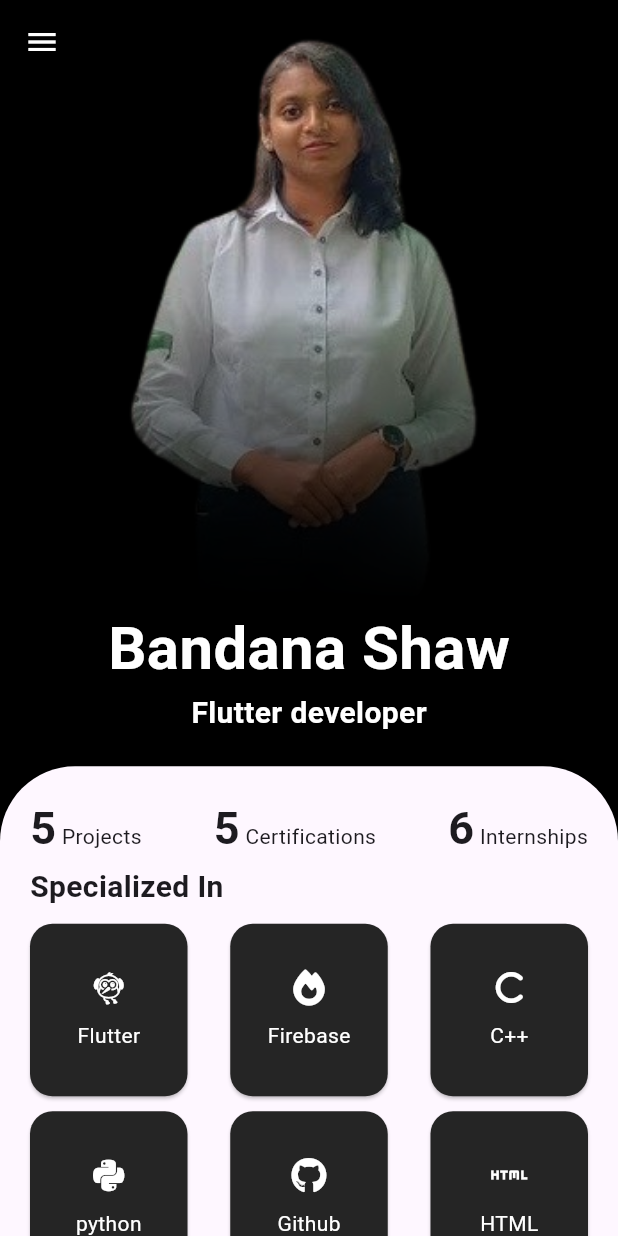
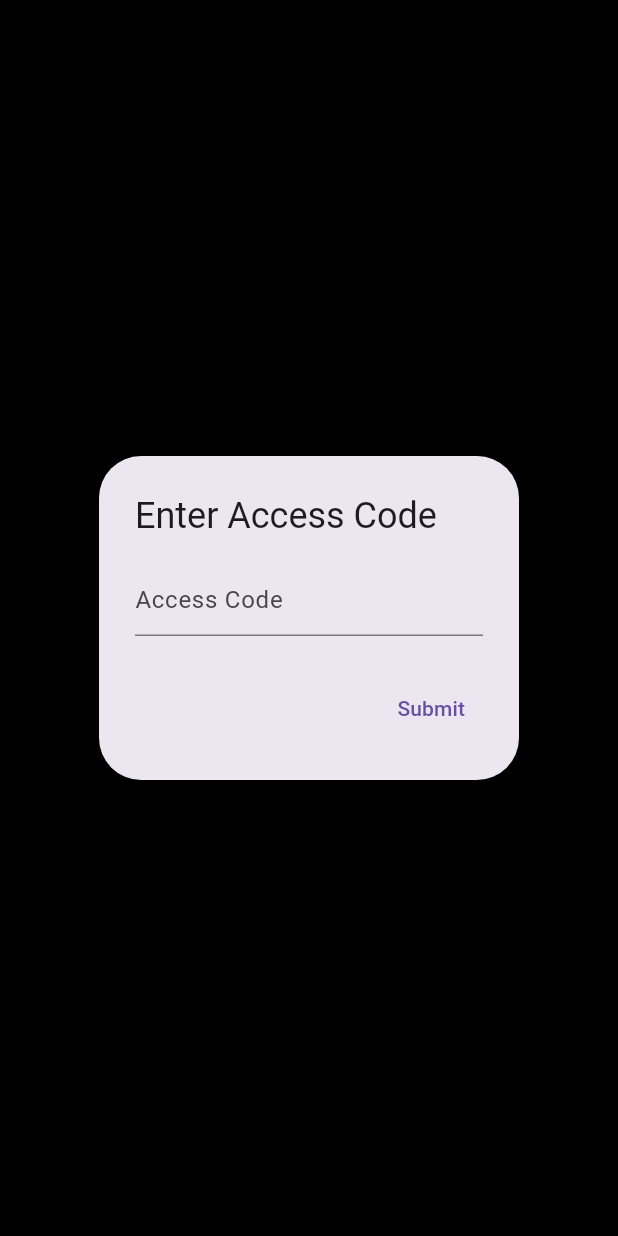
Before and after one commit to clandestine-612k/Portfolio, a Flutter app: the screen it shows after launch, on a phone screen of 412 x 824 dp. Run offline on Flutter 3.47's test engine with Material 3 defaults, Android fonts, the phone set to English and light mode, and no system bars; our stand-ins replace font_awesome_flutter, wtf_sliding_sheet.

Commit message:
Splash Screen and access code functionality added

```diff
--- a/lib/main.dart
+++ b/lib/main.dart
@@ -8,10 +8,11 @@ import 'package:portfolio/home.dart';
 import 'package:portfolio/internships.dart';
 import 'package:portfolio/miscellenaous.dart';
 import 'package:portfolio/projects.dart';
+import 'package:portfolio/splash_screen.dart';
 
 void main() {
   runApp(MaterialApp(
-      initialRoute: "home",
+      initialRoute: "splashscreen",
       debugShowCheckedModeBanner: false,
       routes: {
         "home": (context) => const Myhome(),
@@ -23,5 +24,6 @@ void main() {
         "achievements": (context) => const MyAchievements(),
         "miscellneous": (context) => const MiscellaneousPage(),
         "/contactform": (context) => ContactFormPage(),
+        "splashscreen": (context) => const SplashScreen()
       }));
 }
--- /dev/null
+++ b/lib/splash_screen.dart
@@ -0,0 +1,176 @@
+// import 'package:flutter/material.dart';
+// import 'package:flutter/services.dart';
+
+// class SplashScreen extends StatefulWidget {
+//   const SplashScreen({super.key});
+
+//   @override
+//   State<SplashScreen> createState() => _SplashScreenState();
+// }
+
+// class _SplashScreenState extends State<SplashScreen>
+//     with SingleTickerProviderStateMixin {
+//   @override
+//   void initState() {
+//     // TODO: implement initState
+//     super.initState();
+//     SystemChrome.setEnabledSystemUIMode(SystemUiMode.immersive);
+//     Future.delayed(Duration(seconds: 3), () {
+//       Navigator.pushNamed(context, "home");
+//     });
+//   }
+
+//   @override
+//   void dispose() {
+//     // TODO: implement dispose
+//     SystemChrome.setEnabledSystemUIMode(SystemUiMode.manual,
+//         overlays: SystemUiOverlay.values);
+//     super.dispose();
+//   }
+
+//   @override
+//   Widget build(BuildContext context) {
+//     return Scaffold(
+//       body: Container(
+//         width: double.infinity,
+//         decoration: const BoxDecoration(
+//           gradient: LinearGradient(
+//               colors: [Colors.black, Colors.black],
+//               begin: Alignment.topLeft,
+//               end: Alignment.bottomRight),
+//         ),
+//         child: const Column(
+//           mainAxisAlignment: MainAxisAlignment.center,
+//           children: [
+//             Text(
+//               "PORTFOLIO",
+//               style: TextStyle(
+//                   fontSize: 20,
+//                   fontWeight: FontWeight.bold,
+//                   color: Colors.white),
+//             )
+//           ],
+//         ),
+//       ),
+//     );
+//   }
+// }
+
+import 'package:flutter/material.dart';
+import 'package:flutter/services.dart';
+
+class SplashScreen extends StatefulWidget {
+  const SplashScreen({super.key});
+
+  @override
+  State<SplashScreen> createState() => _SplashScreenState();
+}
+
+class _SplashScreenState extends State<SplashScreen>
+    with SingleTickerProviderStateMixin {
+  final String hardcodedAccessCode = "1234"; // Your hardcoded access code
+  TextEditingController _accessCodeController = TextEditingController();
+
+  @override
+  void initState() {
+    super.initState();
+    SystemChrome.setEnabledSystemUIMode(SystemUiMode.immersive);
+    WidgetsBinding.instance.addPostFrameCallback((_) {
+      _showAccessCodeDialog();
+    });
+  }
+
+  void _showAccessCodeDialog() {
+    showDialog(
+      context: context,
+      barrierDismissible: false,
+      builder: (BuildContext context) {
+        return AlertDialog(
+          title: Text("Enter Access Code"),
+          content: TextField(
+            controller: _accessCodeController,
+            decoration: InputDecoration(hintText: "Access Code"),
+            obscureText: true,
+          ),
+          actions: <Widget>[
+            TextButton(
+              child: Text("Submit"),
+              onPressed: () {
+                if (_accessCodeController.text == hardcodedAccessCode) {
+                  Navigator.of(context).pop();
+                  _startSplashScreen();
+                } else {
+                  _showErrorDialog();
+                }
+              },
+            ),
+          ],
+        );
+      },
+    );
+  }
+
+  void _showErrorDialog() {
+    showDialog(
+      context: context,
+      barrierDismissible: false,
+      builder: (BuildContext context) {
+        return AlertDialog(
+          title: Text("Error"),
+          content: Text("Access code is incorrect. Please try again."),
+          actions: <Widget>[
+            TextButton(
+              child: Text("Retry"),
+              onPressed: () {
+                Navigator.of(context).pop();
+                _accessCodeController.clear();
+                _showAccessCodeDialog();
+              },
+            ),
+          ],
+        );
+      },
+    );
+  }
+
+  void _startSplashScreen() {
+    Future.delayed(Duration(seconds: 3), () {
+      Navigator.pushNamed(context, "home");
+    });
+  }
+
+  @override
+  void dispose() {
+    _accessCodeController.dispose();
+    SystemChrome.setEnabledSystemUIMode(SystemUiMode.manual,
+        overlays: SystemUiOverlay.values);
+    super.dispose();
+  }
+
+  @override
+  Widget build(BuildContext context) {
+    return Scaffold(
+      body: Container(
+        width: double.infinity,
+        decoration: const BoxDecoration(
+          gradient: LinearGradient(
+              colors: [Colors.black, Colors.black],
+              begin: Alignment.topLeft,
+              end: Alignment.bottomRight),
+        ),
+        child: const Column(
+          mainAxisAlignment: MainAxisAlignment.center,
+          children: [
+            Text(
+              "PORTFOLIO",
+              style: TextStyle(
+                  fontSize: 20,
+                  fontWeight: FontWeight.bold,
+                  color: Colors.white),
+            )
+          ],
+        ),
+      ),
+    );
+  }
+}
```
